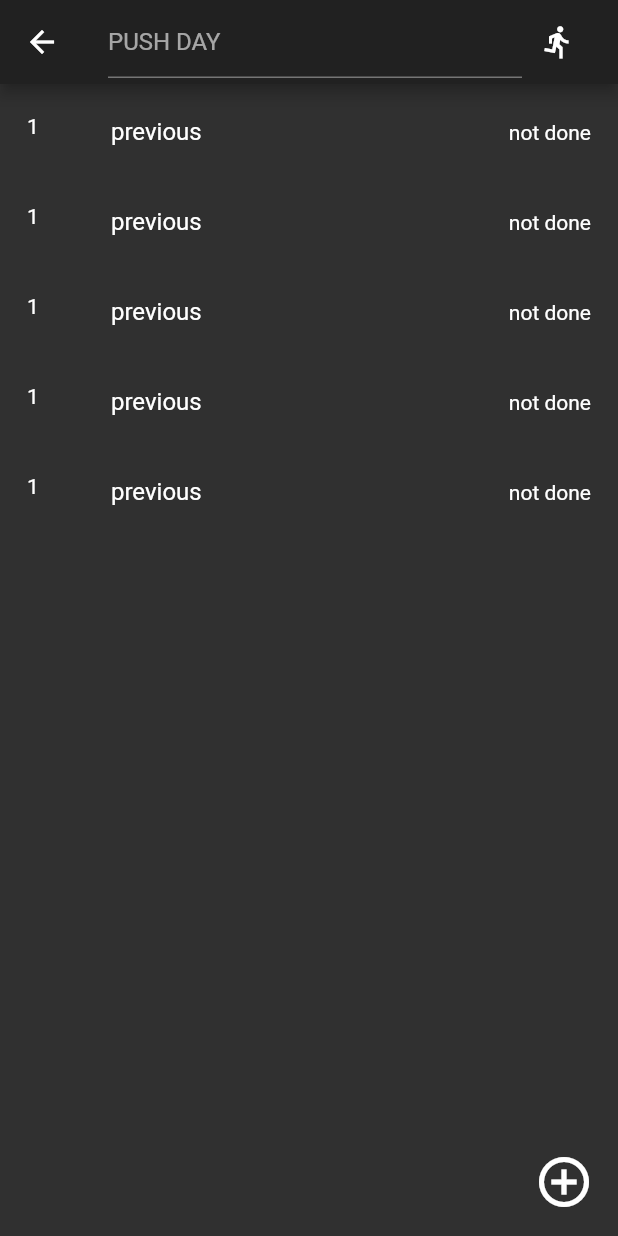
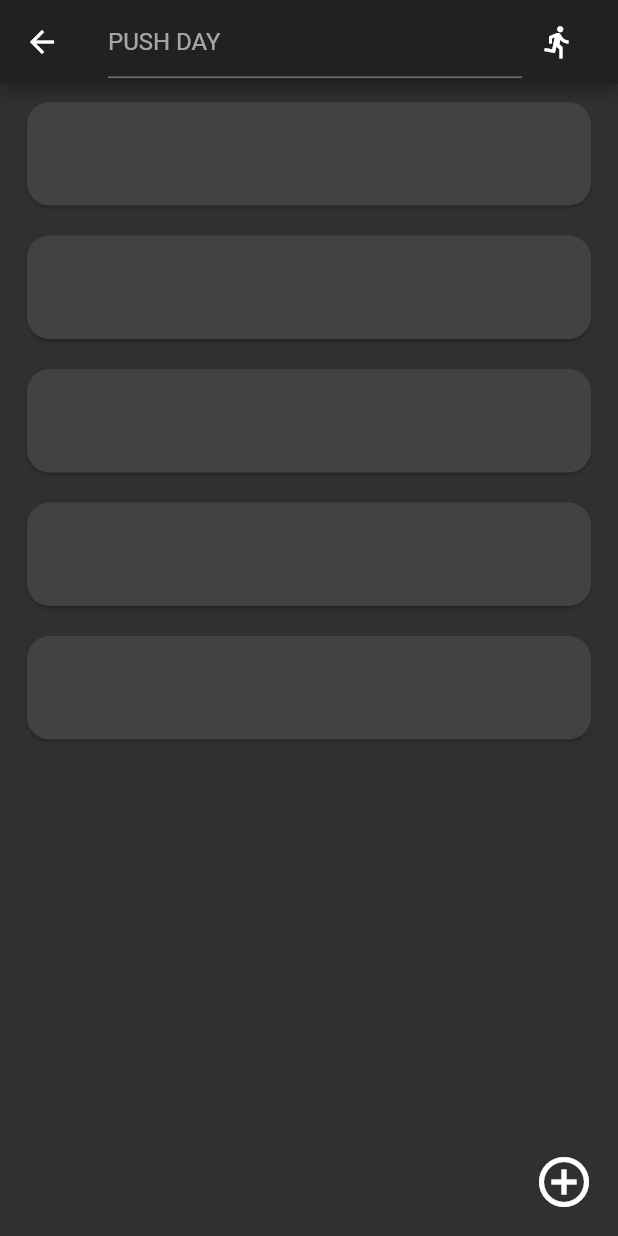
Before and after one commit to raimsargado/Push, a Flutter app: the screen it shows after launch, after a tap on "PUSH DAY", on a phone screen of 412 x 824 dp. Run offline on Flutter 3.47's test engine with Material 2 defaults, Android fonts, the phone set to English and light mode, and no system bars; our stand-ins replace get_it, sembast.

Commit message:
card view atts

```diff
--- a/lib/exercise/bloc/exercise_bloc.dart
+++ b/lib/exercise/bloc/exercise_bloc.dart
@@ -1,6 +1,6 @@
 import 'package:strongr/exercise/bloc/exercise_bloc_api.dart';
 import 'package:strongr/exercise/data/exercise_repo_api.dart';
-import 'package:strongr/service_init.dart';
+import 'package:strongr/service/service_init.dart';
 
 class ExerciseBloc extends ExerciseBlocApi {
 
--- a/lib/home_view.dart
+++ b/lib/home/home_view.dart
@@ -1,6 +1,6 @@
 import 'package:flutter/material.dart';
 import 'package:strongr/exercise/models/exercise.dart';
-import 'package:strongr/service_init.dart';
+import 'package:strongr/service/service_init.dart';
 import 'package:strongr/workout/bloc/workout_bloc_api.dart';
 import 'package:strongr/workout/models/workout.dart';
 import 'package:strongr/workout/views/workout_item.dart';
--- a/lib/main.dart
+++ b/lib/main.dart
@@ -1,6 +1,6 @@
 import 'package:flutter/material.dart';
-import 'package:strongr/home_view.dart';
-import 'package:strongr/service_init.dart';
+import 'package:strongr/home/home_view.dart';
+import 'package:strongr/service/service_init.dart';
 
 
 void main() {
--- a/lib/workout/bloc/workout_bloc.dart
+++ b/lib/workout/bloc/workout_bloc.dart
@@ -1,6 +1,6 @@
 import 'dart:async';
 
-import 'package:strongr/service_init.dart';
+import 'package:strongr/service/service_init.dart';
 import 'package:strongr/workout/bloc/workout_bloc_api.dart';
 import 'package:strongr/workout/data/workout_repo_api.dart';
 import 'package:strongr/workout/models/workout.dart';
--- a/lib/workout/data/workout_dao.dart
+++ b/lib/workout/data/workout_dao.dart
@@ -1,7 +1,7 @@
 import 'package:sembast/sembast.dart';
 import 'package:strongr/db/app_db_interface.dart';
 import 'package:strongr/exercise/models/exercise.dart';
-import 'package:strongr/service_init.dart';
+import 'package:strongr/service/service_init.dart';
 import 'package:strongr/workout/models/workout.dart';
 
 class WorkoutDao {
--- a/lib/workout/views/workout_item.dart
+++ b/lib/workout/views/workout_item.dart
@@ -9,14 +9,7 @@ class WorkoutItem extends StatelessWidget {
 
   @override
   Widget build(BuildContext context) {
-    return Card(
-      child: ListTile(
-        title: Container(
-          margin: EdgeInsets.all(24.0),
-          child: Center(
-            child: Text(workout.name),
-          ),
-        ),
+    return GestureDetector(
       onTap: () {
         Navigator.push(
           context,
@@ -25,6 +18,11 @@ class WorkoutItem extends StatelessWidget {
           ),
         );
       },
+      child: Card(
+        margin: EdgeInsets.fromLTRB(16, 8, 16, 8),
+        shape:
+            RoundedRectangleBorder(borderRadius: BorderRadius.circular(15.0)),
+        child: Container(height: 69, child: Center(child: Text(workout.name))),
       ),
     );
   }
--- a/lib/workout/views/workout_view.dart
+++ b/lib/workout/views/workout_view.dart
@@ -1,5 +1,5 @@
 import 'package:flutter/material.dart';
-import 'package:strongr/service_init.dart';
+import 'package:strongr/service/service_init.dart';
 import 'package:strongr/workout/models/workout.dart';
 import 'package:strongr/workset/bloc/workset_bloc_api.dart';
 import 'package:strongr/workset/models/workset.dart';
--- a/lib/workset/bloc/workset_bloc.dart
+++ b/lib/workset/bloc/workset_bloc.dart
@@ -1,7 +1,7 @@
 import 'dart:async';
 
 import 'package:strongr/main.dart';
-import 'package:strongr/service_init.dart';
+import 'package:strongr/service/service_init.dart';
 import 'package:strongr/workset/bloc/workset_bloc_api.dart';
 import 'package:strongr/workset/data/workset_repo_interface.dart';
 import 'package:strongr/workset/models/workset.dart';
--- a/lib/workset/views/workset_item.dart
+++ b/lib/workset/views/workset_item.dart
@@ -1,4 +1,3 @@
-
 import 'package:flutter/material.dart';
 import 'package:strongr/workset/models/workset.dart';
 
@@ -6,13 +5,26 @@ class WorkSetItem extends StatelessWidget {
   final WorkSet set;
 
   const WorkSetItem({Key key, this.set}) : super(key: key);
-
+//todo create exercise item
   @override
   Widget build(BuildContext context) {
-    return ListTile(
-      leading: Text(set.id),
-      title: Text(set.previous),
-      trailing: Text(set.tag),
+    return GestureDetector(
+      onTap: () {},
+      child: Card(
+        margin: EdgeInsets.fromLTRB(16, 8, 16, 8),
+        shape:
+            RoundedRectangleBorder(borderRadius: BorderRadius.circular(15.0)),
+        child: Container(
+          height: 69,
+          child: Center(child: Text("")),
+        ),
+      ),
     );
+//
+//    return ListTile(
+//      leading: Text(set.id),
+//      title: Text(set.previous),
+//      trailing: Text(set.tag),
+//    );
   }
 }
```
Also changed, not shown: lib/service/service_init.dart (renamed from lib/service_init.dart), 1 other file. Lines whose indentation alone changed are shown as unchanged.
